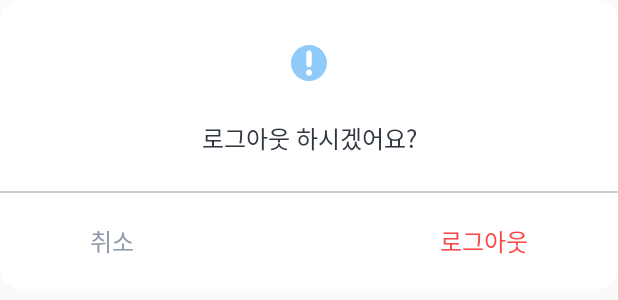
After one commit to junhyeok0112/pebbles, an Android app: the layout dialog_logout.xml on its own in the app's theme, with its tools: preview values and no code run, on a phone screen of 412 x 824 dp. The commit adds this screen. Shown: the top 300 px of the screen. Run offline under Robolectric (Android 15) with nearby library versions, the light colour scheme and no system bars.

Commit message:
[기능 구현] 자동 로그인, 로그아웃 구현

```diff
--- a/app/build.gradle
+++ b/app/build.gradle
@@ -102,4 +102,7 @@ dependencies {
     //Viewpager2 indicator 추가
     implementation 'me.relex:circleindicator:2.1.6'
 
+    //Circle ImageView
+    implementation 'de.hdodenhof:circleimageview:3.1.0'
+
 }
--- a/app/src/main/AndroidManifest.xml
+++ b/app/src/main/AndroidManifest.xml
@@ -34,6 +34,7 @@
         </activity>
         <activity
             android:name=".view.MainActivity"
+            android:windowSoftInputMode="adjustResize"
             android:exported="true" />
     </application>
 
--- a/app/src/main/java/com/example/pebbles/data/repository/home/HomeRepositoryImpl.kt
+++ b/app/src/main/java/com/example/pebbles/data/repository/home/HomeRepositoryImpl.kt
@@ -46,7 +46,7 @@ class HomeRepositoryImpl @Inject constructor(
     //RoomDB에 저장되어 있는 데이터들 꺼내오기 -> POST 요청할 때 사용
     //getHabit으로 RoomDB에 알맞은 값 셋팅하고 가져옴
     override suspend fun getHabitsFromDB() : List<Habit>{
-        lateinit var habitList : ArrayList<Habit>
+        var habitList : ArrayList<Habit> = ArrayList()      //Local에 오늘 값 없을 수 도 있으므로
         try{
             habitList = habitLocalDataSource.getHabits() as ArrayList<Habit>
             Log.d("HomeRepositroy_Local_test" , "${habitList}")
--- /dev/null
+++ b/app/src/main/res/drawable/dialog_corner_white.xml
@@ -0,0 +1,6 @@
+<?xml version="1.0" encoding="utf-8"?>
+<shape xmlns:android="http://schemas.android.com/apk/res/android">
+    <solid android:color="@color/white"/>
+    <corners
+        android:radius="14dp"/>
+</shape>
--- /dev/null
+++ b/app/src/main/res/drawable/ic_alert.xml
@@ -0,0 +1,10 @@
+<vector xmlns:android="http://schemas.android.com/apk/res/android"
+    android:width="24dp"
+    android:height="24dp"
+    android:viewportWidth="24"
+    android:viewportHeight="24">
+  <path
+      android:pathData="M24,12C24,18.627 18.627,24 12,24C5.373,24 0,18.627 0,12C0,5.373 5.373,0 12,0C18.627,0 24,5.373 24,12ZM10.153,5.54C10.153,4.521 10.98,3.694 12,3.694C13.019,3.694 13.846,4.521 13.846,5.54V12.925C13.846,13.945 13.019,14.771 12,14.771C10.98,14.771 10.153,13.945 10.153,12.925V5.54ZM11.999,20.572C13.099,20.572 13.99,19.642 13.99,18.494C13.99,17.346 13.099,16.416 11.999,16.416C10.899,16.416 10.008,17.346 10.008,18.494C10.008,19.642 10.899,20.572 11.999,20.572Z"
+      android:fillColor="#90CAF9"
+      android:fillType="evenOdd"/>
+</vector>
--- /dev/null
+++ b/app/src/main/res/drawable/withdrawal_selected_btn.xml
@@ -0,0 +1,6 @@
+<?xml version="1.0" encoding="utf-8"?>
+<shape xmlns:android="http://schemas.android.com/apk/res/android">
+    <solid android:color="@color/alert"/>
+    <corners
+        android:radius="8dp"/>
+</shape>
--- /dev/null
+++ b/app/src/main/res/drawable/withdrawal_unselected_btn.xml
@@ -0,0 +1,6 @@
+<?xml version="1.0" encoding="utf-8"?>
+<shape xmlns:android="http://schemas.android.com/apk/res/android">
+    <solid android:color="@color/gray_30"/>
+    <corners
+        android:radius="8dp"/>
+</shape>
--- /dev/null
+++ b/app/src/main/res/layout/dialog_logout.xml
@@ -0,0 +1,70 @@
+<?xml version="1.0" encoding="utf-8"?>
+<layout xmlns:android="http://schemas.android.com/apk/res/android"
+    xmlns:app="http://schemas.android.com/apk/res-auto">
+    <androidx.constraintlayout.widget.ConstraintLayout
+        android:layout_width="match_parent"
+        android:layout_height="wrap_content"
+        android:background="@drawable/dialog_corner_white">
+
+        <ImageView
+            android:id="@+id/logout_icon"
+            android:layout_width="24dp"
+            android:layout_height="24dp"
+            android:layout_marginTop="30dp"
+            android:src="@drawable/ic_alert"
+            app:layout_constraintEnd_toEndOf="parent"
+            app:layout_constraintStart_toStartOf="parent"
+            app:layout_constraintTop_toTopOf="parent" />
+
+        <TextView
+            android:id="@+id/logout_message_tv"
+            android:layout_width="wrap_content"
+            android:layout_height="wrap_content"
+            android:layout_marginTop="26dp"
+            android:text="로그아웃 하시겠어요?"
+            android:textColor="@color/gray_60"
+            android:textSize="16sp"
+            app:layout_constraintEnd_toEndOf="parent"
+            app:layout_constraintStart_toStartOf="parent"
+            app:layout_constraintTop_toBottomOf="@+id/logout_icon" />
+
+        <View
+            android:id="@+id/logout_line_iv"
+            android:layout_width="match_parent"
+            android:layout_height="1dp"
+            android:layout_marginTop="23dp"
+            android:background="@color/gray_30"
+            app:layout_constraintEnd_toEndOf="parent"
+            app:layout_constraintStart_toStartOf="parent"
+            app:layout_constraintTop_toBottomOf="@id/logout_message_tv" />
+
+        <TextView
+            android:id="@+id/logout_dialog_cancel_btn"
+            android:layout_width="wrap_content"
+            android:layout_height="wrap_content"
+            android:layout_marginStart="60dp"
+            android:layout_marginTop="20dp"
+            android:layout_marginBottom="20dp"
+            android:text="취소"
+            android:textColor="@color/gray_40"
+            android:textSize="16sp"
+            app:layout_constraintStart_toStartOf="parent"
+            app:layout_constraintTop_toBottomOf="@id/logout_line_iv" />
+
+        <TextView
+            android:id="@+id/logout_dialog_logout_btn"
+            android:layout_width="wrap_content"
+            android:layout_height="wrap_content"
+            android:layout_marginTop="20dp"
+            android:layout_marginEnd="60dp"
+            android:layout_marginBottom="20dp"
+            android:text="로그아웃"
+            android:textColor="@color/alert"
+            android:textSize="16sp"
+            app:layout_constraintBottom_toBottomOf="parent"
+            app:layout_constraintEnd_toEndOf="parent"
+            app:layout_constraintTop_toBottomOf="@id/logout_line_iv" />
+
+    </androidx.constraintlayout.widget.ConstraintLayout>
+
+</layout>
```
Also changed, not shown: app/src/main/java/com/example/pebbles/view/MainActivity.kt (+23 -15 lines), app/src/main/java/com/example/pebbles/view/home/fragment/HomeFragment.kt (+8 -0 lines), app/src/main/java/com/example/pebbles/view/login/LoginViewModel.kt (+9 -0 lines), app/src/main/java/com/example/pebbles/view/onboarding/OnBoardingActivity.kt (+14 -5 lines), app/src/main/java/com/example/pebbles/view/setting/LogoutDialog.kt (added, +31 -0 lines), app/src/main/java/com/example/pebbles/view/setting/SettingFragment.kt (added, +31 -0 lines), app/src/main/java/com/example/pebbles/view/setting/WithdrawalFragment.kt (added, +33 -0 lines), app/src/main/res/drawable/corner_gray_30_10dp.xml (added, +8 -0 lines), app/src/main/res/drawable/setting_back.xml (added, +9 -0 lines), app/src/main/res/layout/fragment_setting.xml (added, +106 -0 lines), app/src/main/res/layout/fragment_withdrawal.xml (added, +97 -0 lines), app/src/main/res/navigation/nav_graph.xml (+17 -1 lines).
